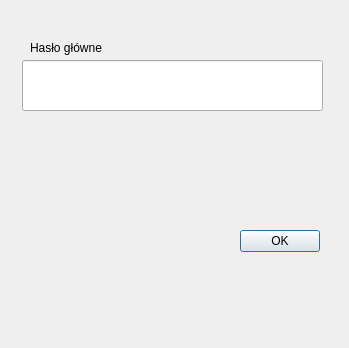
This is gui/PyQt/ui/create_pass_db.ui in Kepins/Projects-ScriptingLanguages as Qt 5 draws it before an edit. The edited form follows.
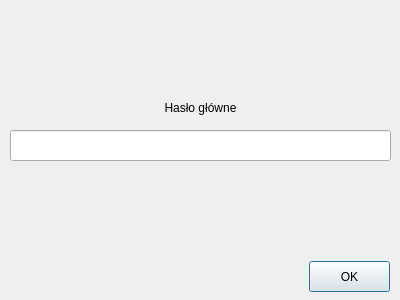
This is the edited form.

Patch:
```diff
--- a/gui/PyQt/ui/create_pass_db.ui
+++ b/gui/PyQt/ui/create_pass_db.ui
@@ -6,8 +6,8 @@
    <rect>
     <x>0</x>
     <y>0</y>
-    <width>349</width>
-    <height>348</height>
+    <width>400</width>
+    <height>300</height>
    </rect>
   </property>
   <property name="windowTitle">
@@ -16,10 +16,10 @@
   <widget class="QPushButton" name="ok_button">
    <property name="geometry">
     <rect>
-     <x>240</x>
-     <y>230</y>
-     <width>80</width>
-     <height>22</height>
+     <x>309</x>
+     <y>261</y>
+     <width>81</width>
+     <height>31</height>
     </rect>
    </property>
    <property name="text">
@@ -29,18 +29,18 @@
   <widget class="QLineEdit" name="master_password_input">
    <property name="geometry">
     <rect>
-     <x>22</x>
-     <y>60</y>
-     <width>301</width>
-     <height>51</height>
+     <x>10</x>
+     <y>130</y>
+     <width>381</width>
+     <height>31</height>
     </rect>
    </property>
   </widget>
   <widget class="QLabel" name="master_password_label">
    <property name="geometry">
     <rect>
-     <x>30</x>
-     <y>40</y>
+     <x>150</x>
+     <y>100</y>
      <width>101</width>
      <height>16</height>
     </rect>
@@ -48,6 +48,9 @@
    <property name="text">
     <string>Hasło główne</string>
    </property>
+   <property name="alignment">
+    <set>Qt::AlignCenter</set>
+   </property>
   </widget>
  </widget>
  <resources/>
```
